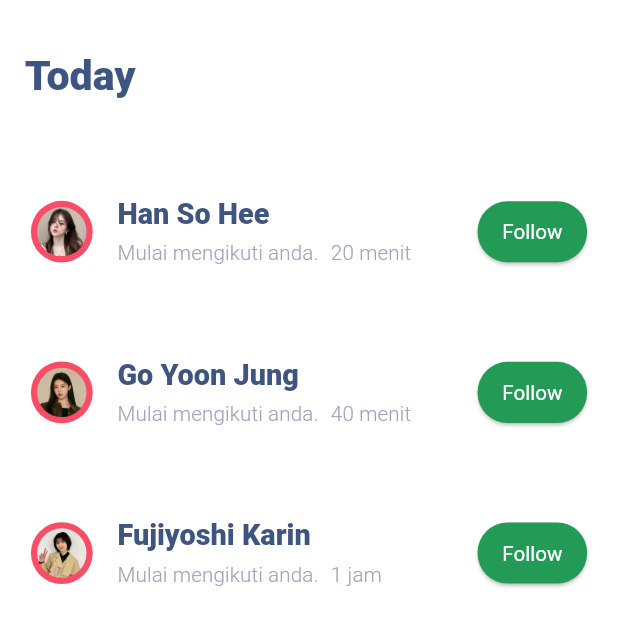
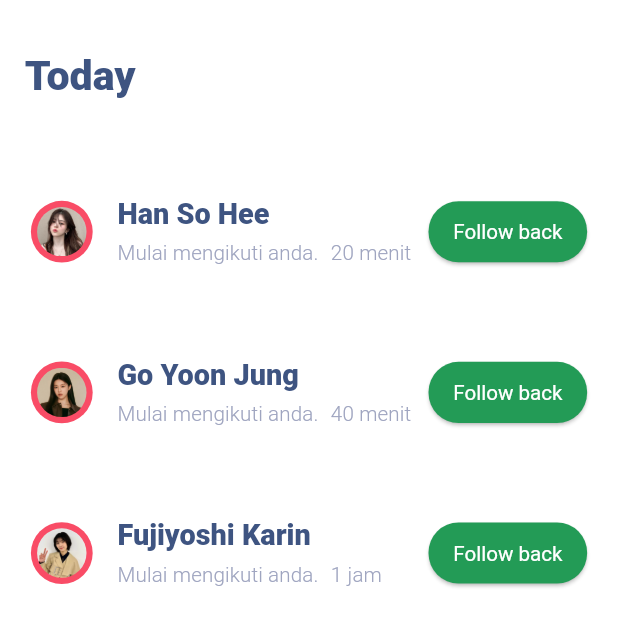
Before and after one commit to linggarpa/resepsi_2, a Flutter app: the NotificationScreen screen opened by its route, on a phone screen of 412 x 824 dp. Shown: the top 627 px of the screen. Run offline on Flutter 3.47's test engine with Material 3 defaults, Android fonts, the phone set to English and light mode, and no system bars; our stand-ins replace flutter_spinkit, flutter_svg, google_fonts, image_picker, sizer.

Commit message:
merubah tulisah follow back

```diff
--- a/lib/global_widgets/custom_notificationcard.dart
+++ b/lib/global_widgets/custom_notificationcard.dart
@@ -82,7 +82,7 @@ class _CustomNotificationCardState extends State<CustomNotificationCard> {
           ElevatedButton(
             onPressed:
                 _toggleFollow, // Memanggil fungsi toggle follow saat tombol diklik
-            child: Text(isFollowing ? 'Unfollow' : 'Follow'),
+            child: Text(isFollowing ? 'Unfollow' : 'Follow back'),
             style: ElevatedButton.styleFrom(
               foregroundColor: Colors.white,
               backgroundColor: isFollowing ? Colors.red : kPrimaryColor,
```
